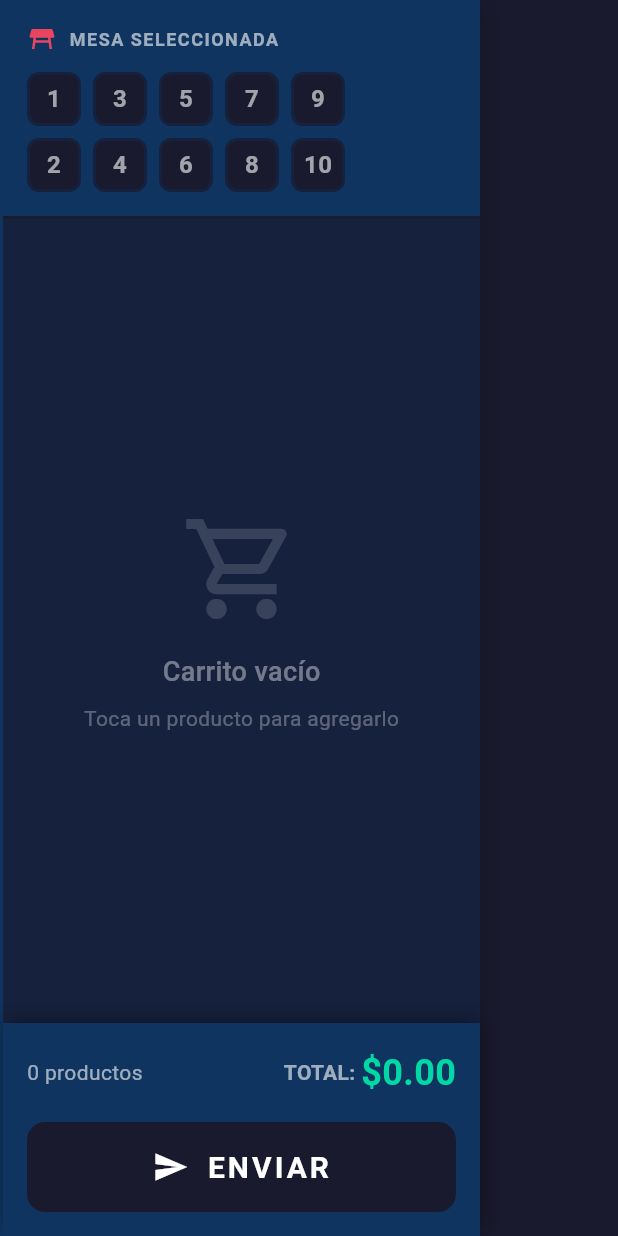
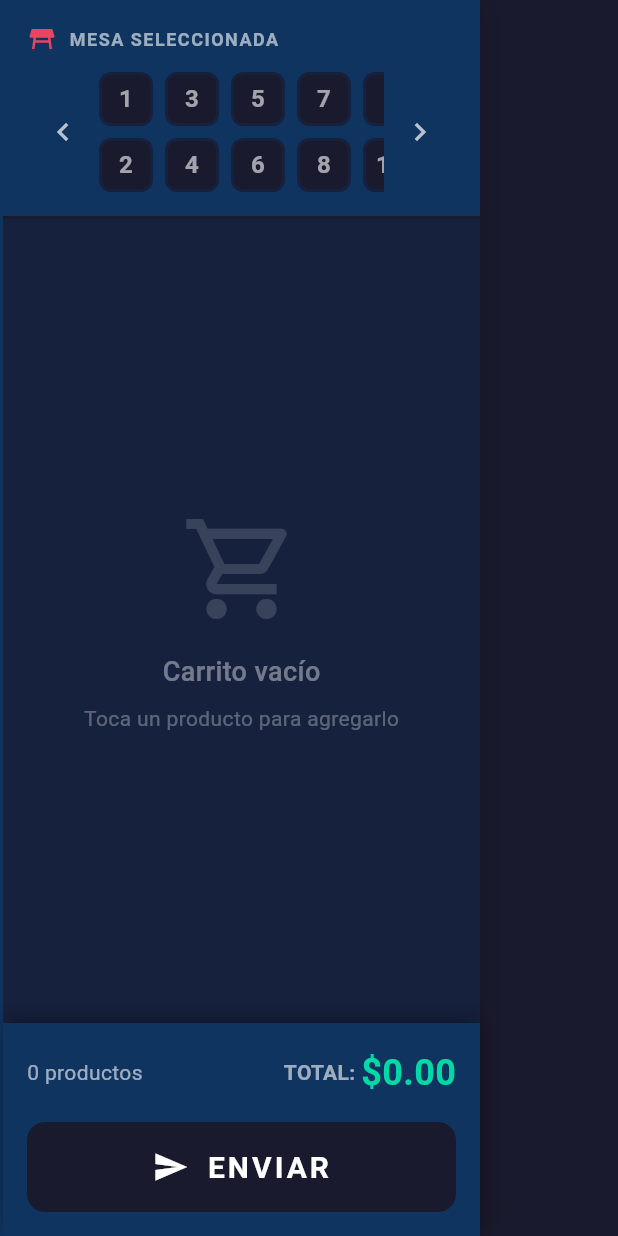
Before and after one commit to gabbocss/caja_DQ, a Flutter app: the CarritoPanel widget shown alone on an empty page, opened directly with empty values, on a phone screen of 412 x 824 dp. Run offline on Flutter 3.47's test engine with Material 3 defaults, Android fonts, the phone set to English and light mode, and no system bars; our stand-ins replace file_picker, get_it, go_router, isar, qr_flutter, shared_preferences and 2 more; missing offline and left inert: shelf_router; accounts and stored records are empty; generated files the repository leaves out were written again; network calls fail.

Commit message:
version final primer sabado 9

```diff
--- a/lib/features/pedidos/presentation/pages/mesas_page.dart
+++ b/lib/features/pedidos/presentation/pages/mesas_page.dart
@@ -281,7 +281,7 @@ class _MesasPageState extends State<MesasPage> {
         builder: (context, provider, _) {
           final listaMesas = provider.mesas.isNotEmpty
               ? provider.mesas.where((m) => m.activa).toList()
-              : List.generate(10, (i) => Mesa.crear(numero: i + 1));
+              : List.generate(20, (i) => Mesa.crear(numero: i + 1));
 
           return RefreshIndicator(
             onRefresh: () async {
--- a/lib/features/pedidos/presentation/widgets/carrito_panel.dart
+++ b/lib/features/pedidos/presentation/widgets/carrito_panel.dart
@@ -130,81 +130,13 @@ class CarritoPanel extends StatelessWidget {
           ),
           const SizedBox(height: 12),
 
-          // Grid de mesas
-          SizedBox(
-            height: 80,
-            child: GridView.builder(
-              scrollDirection: Axis.horizontal,
-              gridDelegate: const SliverGridDelegateWithFixedCrossAxisCount(
-                crossAxisCount: 2,
-                mainAxisSpacing: 8,
-                crossAxisSpacing: 8,
-                childAspectRatio: 1,
-              ),
-              itemCount: 10,
-              itemBuilder: (context, index) {
-                final numeroMesa = index + 1;
-                final isSelected = mesaSeleccionada == numeroMesa;
-                final tieneCuentaAbierta = mesasConCuentaAbierta.contains(numeroMesa);
-
-                Color borderColor = const Color(0xFF16213E);
-                Color? backgroundColor = const Color(0xFF1A1A2E);
-                if (isSelected) {
-                  borderColor = const Color(0xFFE94560);
-                  backgroundColor = null;
-                } else if (tieneCuentaAbierta) {
-                  borderColor = const Color(0xFF00D9A5);
-                  backgroundColor = const Color(0xFF00D9A5).withValues(alpha: 0.15);
-                }
-
-                return Material(
-                  color: Colors.transparent,
-                  child: InkWell(
-                    onTap: () {
-                      if (onMesaTap != null) {
-                        onMesaTap!(numeroMesa);
-                      } else {
-                        onMesaChanged(numeroMesa);
-                      }
-                    },
-                    onLongPress: onMostrarQrMesa != null
-                        ? () => onMostrarQrMesa!(numeroMesa)
-                        : null,
-                    borderRadius: BorderRadius.circular(8),
-                    child: AnimatedContainer(
-                      duration: const Duration(milliseconds: 200),
-                      decoration: BoxDecoration(
-                        gradient: isSelected
-                            ? const LinearGradient(
-                                colors: [Color(0xFFE94560), Color(0xFFFF6B6B)],
-                              )
-                            : null,
-                        color: isSelected ? null : backgroundColor,
-                        borderRadius: BorderRadius.circular(8),
-                        border: Border.all(
-                          color: borderColor,
-                          width: 2,
-                        ),
-                      ),
-                      child: Center(
-                        child: Text(
-                          '$numeroMesa',
-                          style: TextStyle(
-                            color: isSelected
-                                ? Colors.white
-                                : tieneCuentaAbierta
-                                    ? const Color(0xFF00D9A5)
-                                    : Colors.white60,
-                            fontWeight: FontWeight.bold,
-                            fontSize: 16,
-                          ),
-                        ),
-                      ),
-                    ),
-                  ),
-                );
-              },
-            ),
+          // Selector de mesas con paginación (10 por página, flechas)
+          _MesaSelectorPaginado(
+            mesaSeleccionada: mesaSeleccionada,
+            mesasConCuentaAbierta: mesasConCuentaAbierta,
+            onMesaChanged: onMesaChanged,
+            onMesaTap: onMesaTap,
+            onMostrarQrMesa: onMostrarQrMesa,
           ),
         ],
       ),
@@ -510,6 +442,168 @@ class CarritoPanel extends StatelessWidget {
   }
 }
 
+/// Selector de mesas: grid horizontal (igual que antes) con flechas para desplazar
+class _MesaSelectorPaginado extends StatefulWidget {
+  final int mesaSeleccionada;
+  final Set<int> mesasConCuentaAbierta;
+  final ValueChanged<int> onMesaChanged;
+  final Future<void> Function(int mesa)? onMesaTap;
+  final ValueChanged<int>? onMostrarQrMesa;
+
+  const _MesaSelectorPaginado({
+    required this.mesaSeleccionada,
+    required this.mesasConCuentaAbierta,
+    required this.onMesaChanged,
+    this.onMesaTap,
+    this.onMostrarQrMesa,
+  });
+
+  @override
+  State<_MesaSelectorPaginado> createState() => _MesaSelectorPaginadoState();
+}
+
+class _MesaSelectorPaginadoState extends State<_MesaSelectorPaginado> {
+  static const int _totalMesas = 20;
+  final ScrollController _scrollController = ScrollController();
+
+  @override
+  void dispose() {
+    _scrollController.dispose();
+    super.dispose();
+  }
+
+  void _scrollIzquierda() {
+    const delta = 120.0;
+    final offset = (_scrollController.offset - delta).clamp(0.0, _scrollController.position.maxScrollExtent);
+    _scrollController.animateTo(offset, duration: const Duration(milliseconds: 200), curve: Curves.easeOut);
+  }
+
+  void _scrollDerecha() {
+    const delta = 120.0;
+    final max = _scrollController.position.maxScrollExtent;
+    final offset = (_scrollController.offset + delta).clamp(0.0, max);
+    _scrollController.animateTo(offset, duration: const Duration(milliseconds: 200), curve: Curves.easeOut);
+  }
+
+  @override
+  Widget build(BuildContext context) {
+    return Row(
+      children: [
+        IconButton(
+          onPressed: () {
+            if (_scrollController.hasClients && _scrollController.offset > 0) {
+              _scrollIzquierda();
+            }
+          },
+          icon: const Icon(Icons.chevron_left),
+          color: Colors.white70,
+          style: IconButton.styleFrom(
+            minimumSize: const Size(36, 36),
+            padding: EdgeInsets.zero,
+          ),
+        ),
+        Expanded(
+          child: SizedBox(
+            height: 80,
+            child: GridView.builder(
+              controller: _scrollController,
+              scrollDirection: Axis.horizontal,
+              gridDelegate: const SliverGridDelegateWithFixedCrossAxisCount(
+                crossAxisCount: 2,
+                mainAxisSpacing: 8,
+                crossAxisSpacing: 8,
+                childAspectRatio: 1,
+              ),
+              itemCount: _totalMesas,
+              itemBuilder: (context, index) {
+                final numeroMesa = index + 1;
+                final isSelected = widget.mesaSeleccionada == numeroMesa;
+                final tieneCuentaAbierta =
+                    widget.mesasConCuentaAbierta.contains(numeroMesa);
+
+                Color borderColor = const Color(0xFF16213E);
+                Color? backgroundColor = const Color(0xFF1A1A2E);
+                if (isSelected) {
+                  borderColor = const Color(0xFFE94560);
+                  backgroundColor = null;
+                } else if (tieneCuentaAbierta) {
+                  borderColor = const Color(0xFF00D9A5);
+                  backgroundColor =
+                      const Color(0xFF00D9A5).withValues(alpha: 0.15);
+                }
+
+                return Material(
+                  color: Colors.transparent,
+                  child: InkWell(
+                    onTap: () {
+                      if (widget.onMesaTap != null) {
+                        widget.onMesaTap!(numeroMesa);
+                      } else {
+                        widget.onMesaChanged(numeroMesa);
+                      }
+                    },
+                    onLongPress: widget.onMostrarQrMesa != null
+                        ? () => widget.onMostrarQrMesa!(numeroMesa)
+                        : null,
+                    borderRadius: BorderRadius.circular(8),
+                    child: AnimatedContainer(
+                      duration: const Duration(milliseconds: 200),
+                      decoration: BoxDecoration(
+                        gradient: isSelected
+                            ? const LinearGradient(
+                                colors: [
+                                  Color(0xFFE94560),
+                                  Color(0xFFFF6B6B),
+                                ],
+                              )
+                            : null,
+                        color: isSelected ? null : backgroundColor,
+                        borderRadius: BorderRadius.circular(8),
+                        border: Border.all(
+                          color: borderColor,
+                          width: 2,
+                        ),
+                      ),
+                      child: Center(
+                        child: Text(
+                          '$numeroMesa',
+                          style: TextStyle(
+                            color: isSelected
+                                ? Colors.white
+                                : tieneCuentaAbierta
+                                    ? const Color(0xFF00D9A5)
+                                    : Colors.white60,
+                            fontWeight: FontWeight.bold,
+                            fontSize: 16,
+                          ),
+                        ),
+                      ),
+                    ),
+                  ),
+                );
+              },
+            ),
+          ),
+        ),
+        IconButton(
+          onPressed: () {
+            if (_scrollController.hasClients &&
+                _scrollController.offset < _scrollController.position.maxScrollExtent) {
+              _scrollDerecha();
+            }
+          },
+          icon: const Icon(Icons.chevron_right),
+          color: Colors.white70,
+          style: IconButton.styleFrom(
+            minimumSize: const Size(36, 36),
+            padding: EdgeInsets.zero,
+          ),
+        ),
+      ],
+    );
+  }
+}
+
 /// Tile individual de item en el carrito
 class _CarritoItemTile extends StatelessWidget {
   final ItemCarrito item;
```
Also changed, not shown: lib/features/configuracion/presentation/pages/gestion_mesas_page.dart (+20 -6 lines).
